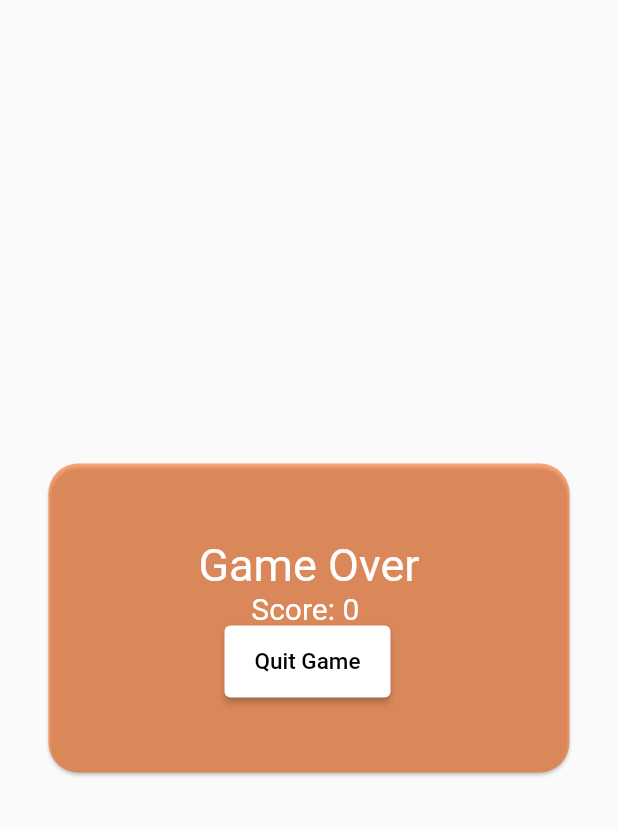
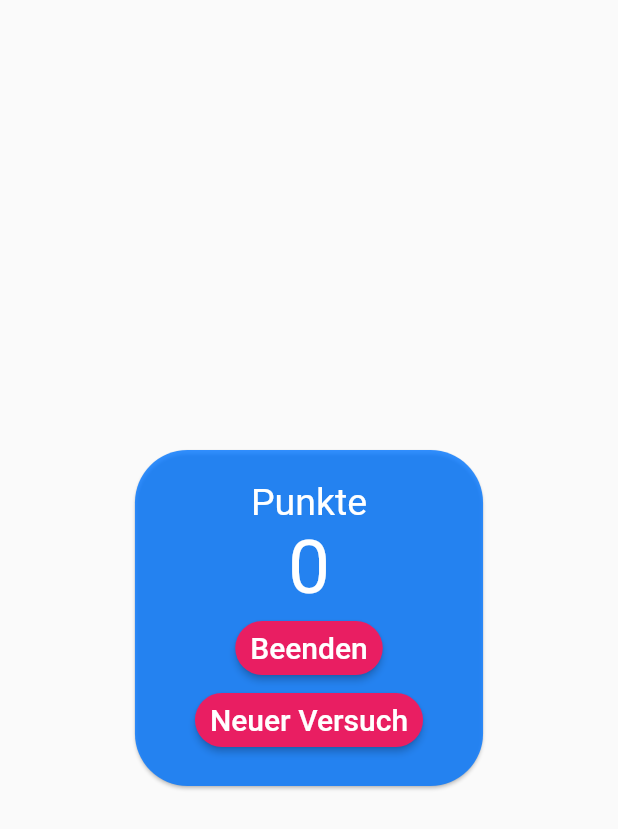
Before and after one commit to thm-mni-ii/lama, a Flutter app: the GameOverMode widget shown alone on an empty page, opened directly with empty values, on a phone screen of 412 x 824 dp. Shown: the top 829 px of the screen. Run offline on Flutter 3.47's test engine with Material 2 defaults, Android fonts, the phone set to English and light mode, and no system bars; our stand-ins replace audioplayers, bloc, bubble, equatable, flutter_bloc, flutter_markdown and 3 more; missing offline and left inert: flame; accounts and stored records are empty; project files that could hold a hidden picture were left out.

Commit message:
Style end screen like start

```diff
--- a/lama_app/lib/flappyLama/widgets/gameOverMode.dart
+++ b/lama_app/lib/flappyLama/widgets/gameOverMode.dart
@@ -23,48 +23,73 @@ class GameOverMode extends StatelessWidget {
     return Center(
       child: Card(
         shape: RoundedRectangleBorder(
-          borderRadius: BorderRadius.circular(20.0),
+          borderRadius: BorderRadius.circular(35.0),
         ),
-        color: LamaColors.orangePrimary.withOpacity(0.5),
+        color: LamaColors.bluePrimary.withOpacity(0.8),
         child: Padding(
           padding: EdgeInsets.symmetric(
-            horizontal: 100.0,
-            vertical: 50.0,
+            horizontal: 40.0,
+            vertical: 20.0,
           ),
           child: Column(
             mainAxisAlignment: MainAxisAlignment.center,
             mainAxisSize: MainAxisSize.min,
             children: [
               Text(
-                'Game Over',
-                style: TextStyle(fontSize: 30.0, color: LamaColors.white),
+                'Punkte',
+                style: TextStyle(fontSize: 25.0, color: LamaColors.white),
               ),
               Text(
-                'Score: $score ',
-                style: TextStyle(fontSize: 20.0, color: LamaColors.white),
+                '$score',
+                style: TextStyle(fontSize: 50.0, color: LamaColors.white),
               ),
-              Row(
+              Column(
                 mainAxisAlignment: MainAxisAlignment.center,
                 mainAxisSize: MainAxisSize.min,
                 children: [
-                  Padding(
-                    padding: const EdgeInsets.only(right: 2),
-                    child: ElevatedButton(
+                  ElevatedButton(
                     style: ElevatedButton.styleFrom(
-                          primary: LamaColors.white,
+                      primary: LamaColors.redAccent,
+                      shape: RoundedRectangleBorder(
+                          borderRadius: BorderRadius.circular(30.0)
+                      ),
                       padding: EdgeInsets.symmetric(
-                              horizontal: 20, vertical: 15)),
+                          horizontal: 10,
+                          vertical: 5
+                      ),
+                    ),
                     child: Text(
-                        'Quit Game',
+                      'Beenden',
                       style: TextStyle(
-                          color: LamaColors.black,
-                          fontSize: 15,
+                        color: LamaColors.white,
+                        fontSize: 20,
                       ),
                     ),
                     onPressed: () {
                       onQuitPressed.call();
                     },
                   ),
+                  ElevatedButton(
+                    style: ElevatedButton.styleFrom(
+                      primary: LamaColors.redAccent,
+                      shape: RoundedRectangleBorder(
+                          borderRadius: BorderRadius.circular(30.0)
+                      ),
+                      padding: EdgeInsets.symmetric(
+                          horizontal: 10,
+                          vertical: 5
+                      ),
+                    ),
+                    child: Text(
+                      'Neuer Versuch',
+                      style: TextStyle(
+                        color: LamaColors.white,
+                        fontSize: 20,
+                      ),
+                    ),
+                    onPressed: () {
+                      onQuitPressed.call();
+                    },
                   ),
                 ],
               )
```
Lines whose indentation alone changed are shown as unchanged.
